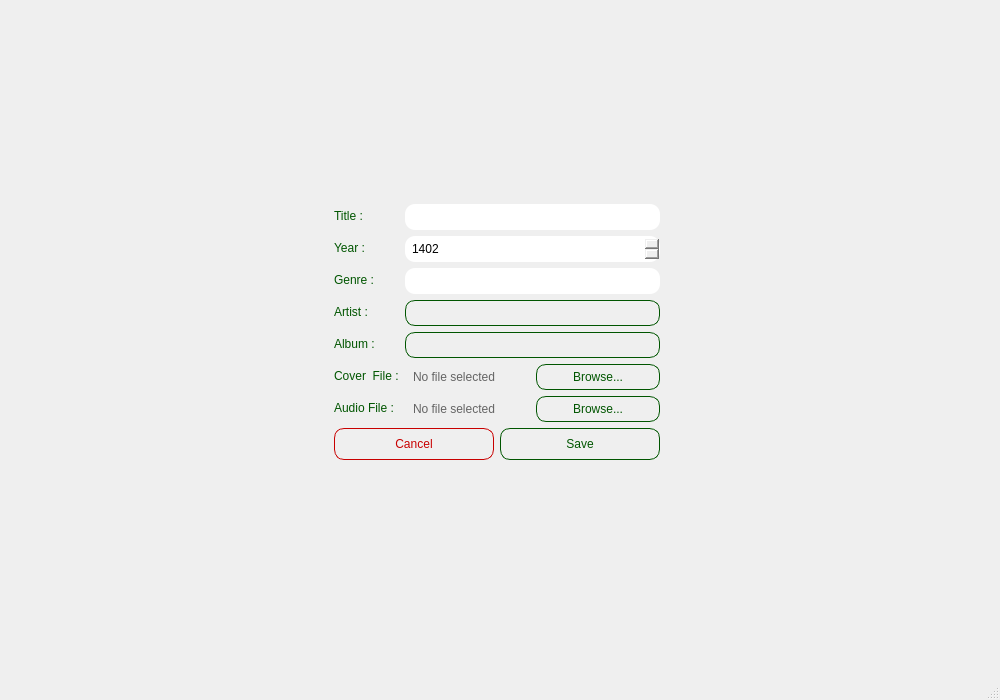
Qt form addsongwindow.ui (aminfooladi/QSpotify) before a commit.
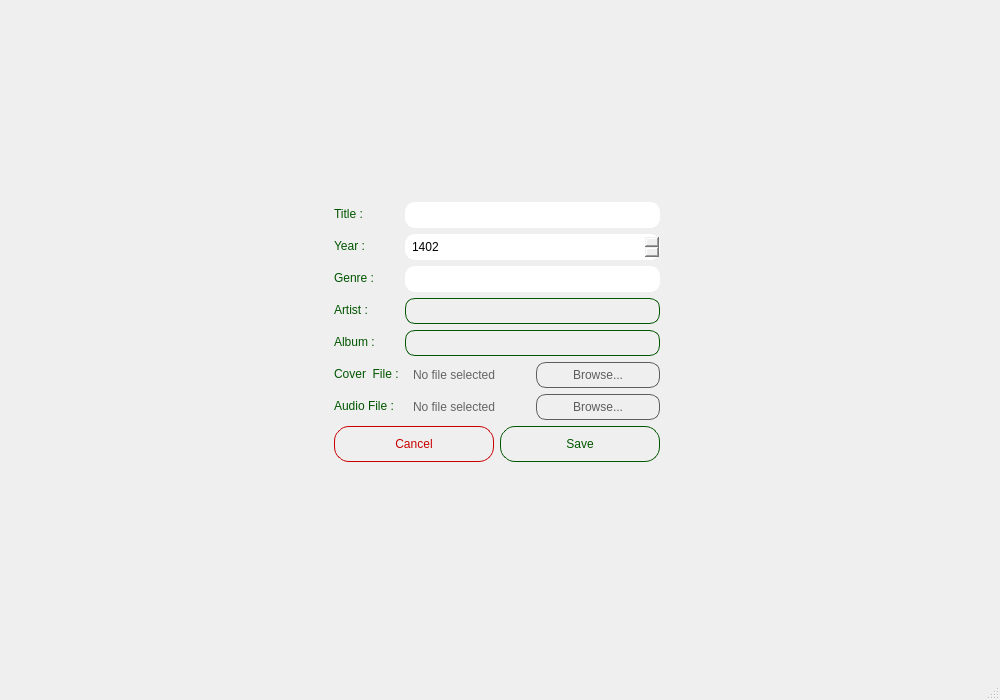
The same form after that commit. Icons and pictures are not drawn.

Patch:
```diff
--- a/addsongwindow.ui
+++ b/addsongwindow.ui
@@ -13,6 +13,9 @@
   <property name="windowTitle">
    <string>MainWindow</string>
   </property>
+  <property name="styleSheet">
+   <string notr="true">background-image: url(:/images/background/images/liteBackground.png);</string>
+  </property>
   <widget class="QWidget" name="centralwidget">
    <layout class="QGridLayout" name="gridLayout">
     <item row="1" column="0">
@@ -181,11 +184,24 @@
         <item>
          <widget class="QPushButton" name="selectFileButton">
           <property name="styleSheet">
-           <string notr="true">background: transparent;
-border: 1px solid rgb(0, 85, 0);
+           <string notr="true">QPushButton {
+background: transparent;
+border: 1px solid rgb(93, 93, 93);
 border-radius: 10px;
 padding: 5px 15px;
-color: rgb(0, 85, 0);</string>
+color: rgb(93, 93, 93);
+font: 700 9pt &quot;Segoe UI&quot;;
+}
+
+QPushButton:hover {
+	background-color: rgb(93, 93, 93);
+	border:1px solid rgb(255, 255, 255);
+border-radius: 10px;
+padding: 5px 15px;
+	color: rgb(255, 255, 255);
+	font: 700 9pt &quot;Segoe UI&quot;;
+}
+</string>
           </property>
           <property name="text">
            <string>Browse...</string>
@@ -199,12 +215,24 @@
         <item>
          <widget class="QPushButton" name="cancelButton">
           <property name="styleSheet">
-           <string notr="true">background: transparent;
+           <string notr="true">QPushButton {
+background: transparent;
 border: 1px solid rgb(200, 0, 0);
-border-radius: 10px;
-padding: 8px 25px;
+border-radius: 15px;
+padding: 10px;
 color: rgb(200, 0, 0);
-font: 700 9pt &quot;Segoe UI&quot;;</string>
+font: 700 9pt &quot;Segoe UI&quot;;
+}
+
+QPushButton:hover {
+	background-color: rgb(200, 0, 0);
+	border:1px solid rgb(255, 255, 255);
+	border-radius: 15px;
+	padding: 10px;
+	color: rgb(255, 255, 255);
+	font: 700 9pt &quot;Segoe UI&quot;;
+}
+</string>
           </property>
           <property name="text">
            <string>Cancel</string>
@@ -214,12 +242,24 @@
         <item>
          <widget class="QPushButton" name="saveButton">
           <property name="styleSheet">
-           <string notr="true">background: transparent;
-border: 1px solid rgb(0, 85, 0);
-border-radius: 10px;
-padding: 8px 25px;
-color: rgb(0, 85, 0);
-font: 700 9pt &quot;Segoe UI&quot;;</string>
+           <string notr="true">QPushButton {
+	background: transparent;
+	border:1px solid rgb(0, 85, 0);
+	border-radius: 15px;
+	padding: 10px;
+	color: rgb(0, 85, 0);
+	font: 700 9pt &quot;Segoe UI&quot;;
+}
+
+QPushButton:hover {
+	background-color: rgb(0, 85, 0);
+	border:1px solid rgb(0, 85, 0);
+	border-radius: 15px;
+	padding: 10px;
+	color: rgb(255, 255, 255);
+	font: 700 9pt &quot;Segoe UI&quot;;
+}
+</string>
           </property>
           <property name="text">
            <string>Save</string>
@@ -230,6 +270,14 @@
       </item>
       <item row="8" column="0" colspan="2">
        <widget class="QLabel" name="erorLabel">
+        <property name="styleSheet">
+         <string notr="true">color: rgb(216, 0, 0);
+background: transparent;
+border-radius: 10px;
+
+
+</string>
+        </property>
         <property name="text">
          <string/>
         </property>
@@ -279,11 +327,24 @@
         <item>
          <widget class="QPushButton" name="selectImageButton">
           <property name="styleSheet">
-           <string notr="true">background: transparent;
-border: 1px solid rgb(0, 85, 0);
+           <string notr="true">QPushButton {
+background: transparent;
+border: 1px solid rgb(93, 93, 93);
 border-radius: 10px;
 padding: 5px 15px;
-color: rgb(0, 85, 0);</string>
+color: rgb(93, 93, 93);
+font: 700 9pt &quot;Segoe UI&quot;;
+}
+
+QPushButton:hover {
+	background-color: rgb(93, 93, 93);
+	border:1px solid rgb(255, 255, 255);
+border-radius: 10px;
+padding: 5px 15px;
+	color: rgb(255, 255, 255);
+	font: 700 9pt &quot;Segoe UI&quot;;
+}
+</string>
           </property>
           <property name="text">
            <string>Browse...</string>
```
Left out of the diff: 10 changed lines with no effect on the pictures.
